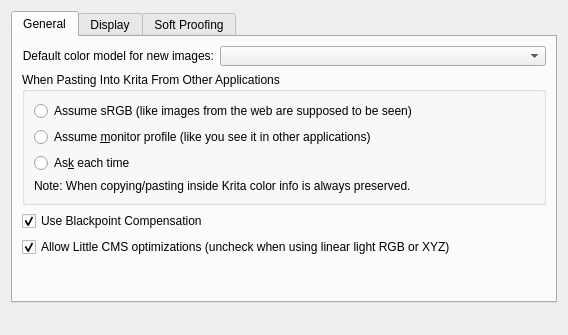
Above: libs/ui/forms/wdgcolorsettings.ui from KDE/krita before the change. Below: the same form after it.
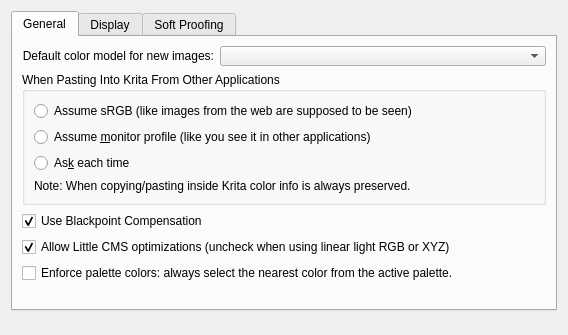
That is the form after the change. Custom widgets are drawn as their Qt base class.

Commit message: Add a preference option to force selecting colors from the palette

Patch:
```diff
--- a/libs/ui/forms/wdgcolorsettings.ui
+++ b/libs/ui/forms/wdgcolorsettings.ui
@@ -111,6 +111,13 @@
          </property>
         </widget>
        </item>
+       <item>
+        <widget class="QCheckBox" name="chkForcePaletteColor">
+         <property name="text">
+          <string>Enforce palette colors: always select the nearest color from the active palette.</string>
+         </property>
+        </widget>
+       </item>
        <item>
         <spacer name="verticalSpacer_3">
          <property name="orientation">
```
The commit also changes 4 other files.
